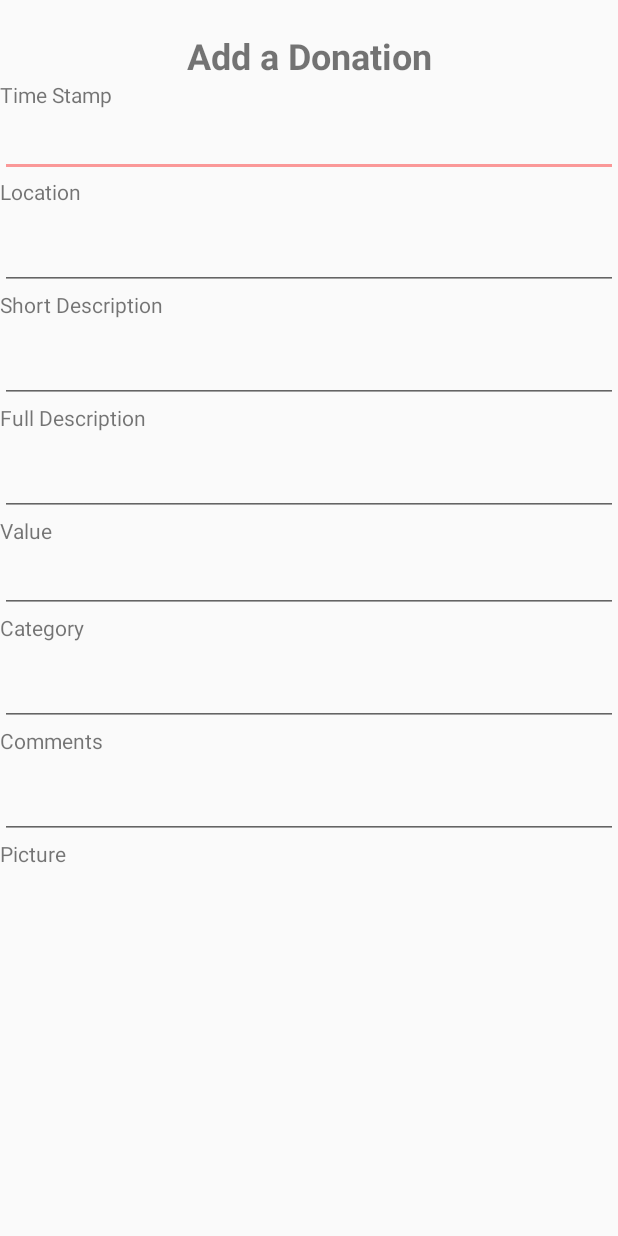
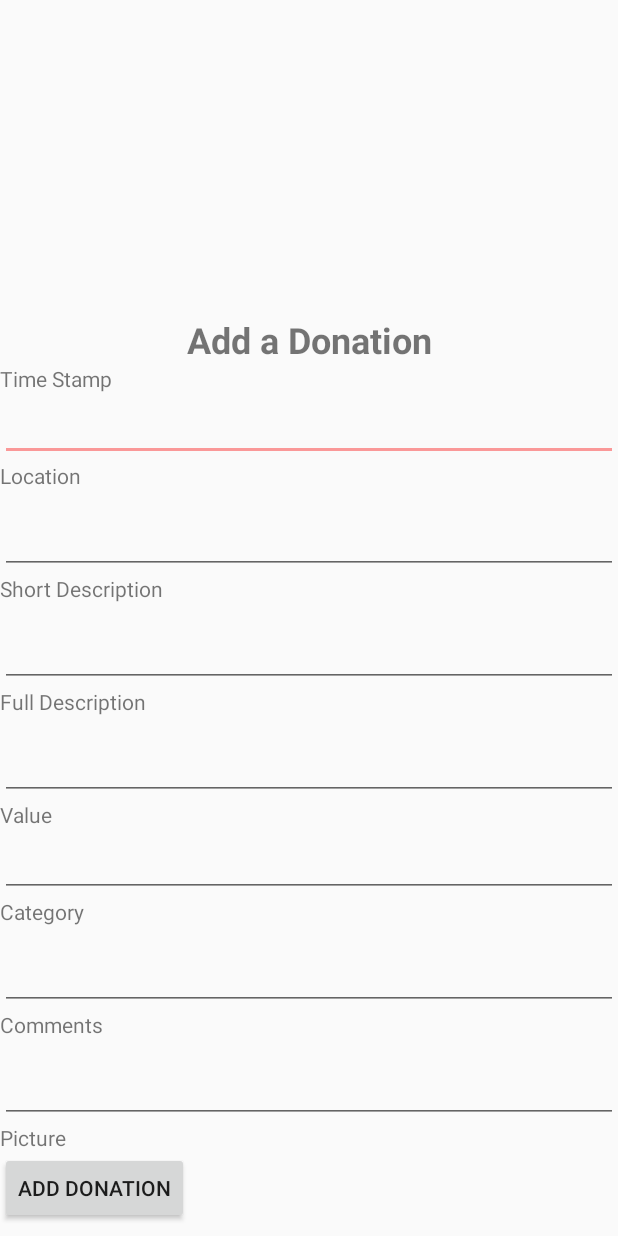
Before and after one commit to matthewsklar/Donatracker, an Android app: the AddDonationActivity screen opened directly, with no data from a screen before it, on a phone screen of 412 x 824 dp. Run offline under Robolectric (Android 15) with nearby library versions, the phone set to English and light mode, and no system bars.

Commit message:
Add submit button

```diff
--- a/app/src/main/java/com/donatracker/a3even2odd/donatracker/controllers/AddDonationActivity.java
+++ b/app/src/main/java/com/donatracker/a3even2odd/donatracker/controllers/AddDonationActivity.java
@@ -2,15 +2,23 @@ package com.donatracker.a3even2odd.donatracker.controllers;
 
 import android.os.Bundle;
 import android.app.Activity;
+import android.view.View;
 
 import com.donatracker.a3even2odd.donatracker.R;
 
 public class AddDonationActivity extends Activity {
-
     @Override
     protected void onCreate(Bundle savedInstanceState) {
         super.onCreate(savedInstanceState);
         setContentView(R.layout.activity_add_donation);
     }
 
+    /**
+     * Handler for add button.
+     *
+     * @param v the button
+     */
+    public void onAddPressed(View v) {
+
+    }
 }
--- a/app/src/main/res/layout/activity_add_donation.xml
+++ b/app/src/main/res/layout/activity_add_donation.xml
@@ -13,9 +13,10 @@
         android:orientation="vertical"
         app:layout_constraintBottom_toBottomOf="parent"
         app:layout_constraintEnd_toEndOf="parent"
+        app:layout_constraintHorizontal_bias="1.0"
         app:layout_constraintStart_toStartOf="parent"
         app:layout_constraintTop_toTopOf="parent"
-        app:layout_constraintVertical_bias="0.07999998">
+        app:layout_constraintVertical_bias="1.0">
 
         <TextView
             android:id="@+id/textAddDonation"
@@ -141,5 +142,15 @@
             android:layout_width="match_parent"
             android:layout_height="wrap_content"
             android:text="Picture" />
+
+        <Button
+            android:id="@+id/buttonAddDonation"
+            style="@style/Widget.AppCompat.Button"
+            android:layout_width="wrap_content"
+            android:layout_height="wrap_content"
+            android:onClick="onAddPressed"
+            android:text="Add Donation"
+            android:textAlignment="center"
+            android:textAllCaps="true" />
     </LinearLayout>
 </android.support.constraint.ConstraintLayout>
```
